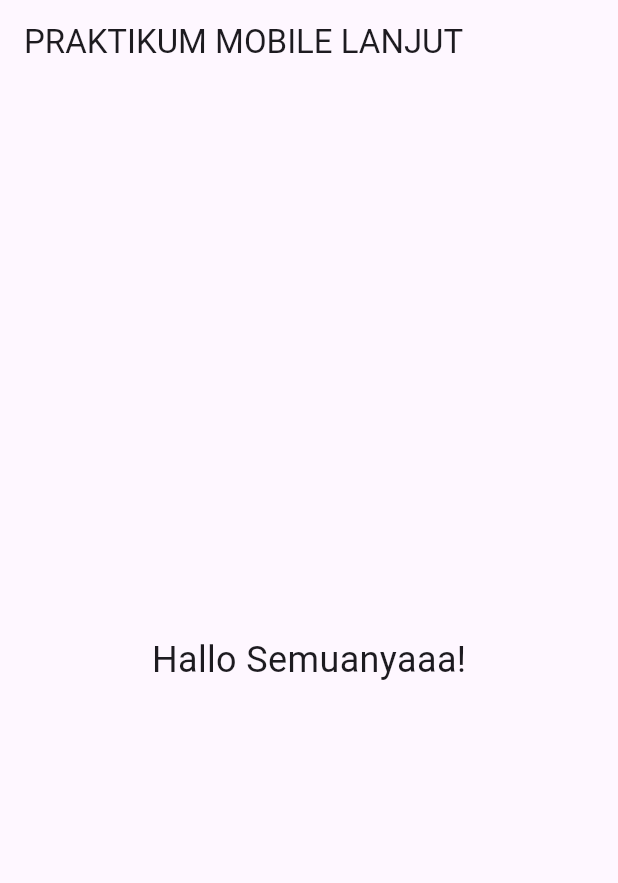
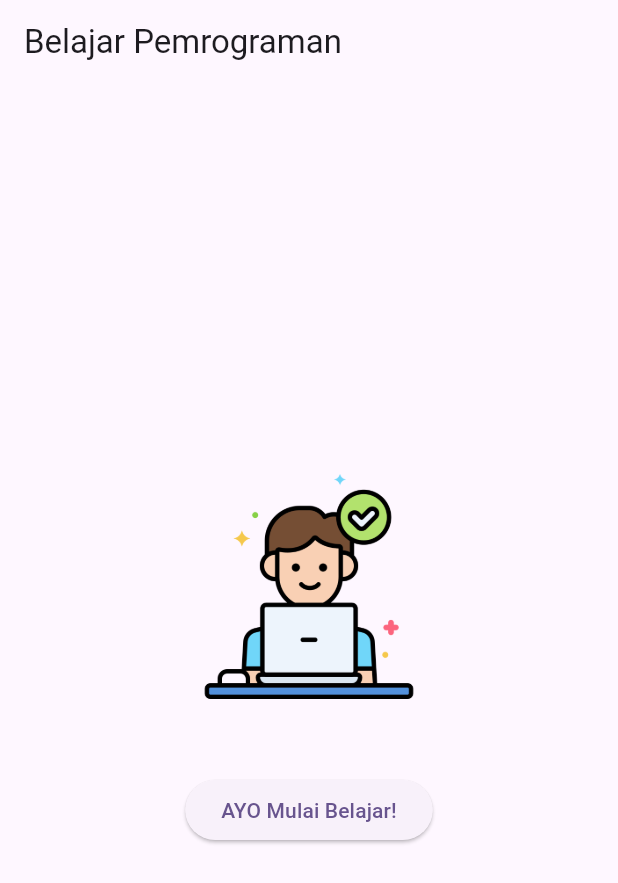
Before and after one commit to SuryaGymnastyar/prak-mobilelanjut-2417051011, a Flutter app: the screen it shows after launch, on a phone screen of 412 x 824 dp. Shown: the top 883 px of the screen. Run offline on Flutter 3.47's test engine with Material 3 defaults, Android fonts, the light colour scheme and no system bars.

Commit message:
Pertemuan 3: First Widget

```diff
--- /dev/null
+++ b/lib/first_widget.dart
@@ -0,0 +1,31 @@
+import 'package:flutter/material.dart';
+
+class FirstWidget extends StatelessWidget {
+  const FirstWidget({super.key});
+
+  @override
+  Widget build(BuildContext context) {
+    return Scaffold(
+      appBar: AppBar(
+        title: const Text('Belajar Pemrograman'),
+      ), // AppBar
+      body: Center(
+        child: Column(
+          mainAxisAlignment: MainAxisAlignment.center,
+          children: [
+            Image.asset(
+              'assets/images/IT.png',
+              width: 150,
+              height: 150,
+            ), // Image.asset
+            const SizedBox(height: 50),
+            ElevatedButton(
+              onPressed: () {},
+              child: const Text('AYO Mulai Belajar!'),
+            ), // ElevatedButton
+          ],
+        ), // Column
+      ), // Center
+    ); // Scaffold
+  }
+}
--- a/lib/main.dart
+++ b/lib/main.dart
@@ -1,4 +1,7 @@
 import 'package:flutter/material.dart';
+// import 'column_widget.dart';
+// import 'row_widget.dart';
+import 'first_widget.dart';
 
 void main() {
   runApp(const MyApp());
@@ -10,21 +13,14 @@ class MyApp extends StatelessWidget {
   @override
   Widget build(BuildContext context) {
     return MaterialApp(
-      title: 'Flutter Demo',
+      title: 'Praktikum Mobile Lanjut',
       theme: ThemeData(
-        colorScheme: .fromSeed(
-          seedColor: Colors.deepPurple),
-      ),
-      home: Scaffold(
-        appBar: AppBar(
-          title: const Text('PRAKTIKUM MOBILE LANJUT'),
-        ),
-        body: const Center(
-          child: Text('Hallo Semuanyaaa!',
-          style: TextStyle(fontSize: 24),
-          ),
-        ),
-      ),
-    );
+        colorScheme: ColorScheme.fromSeed(
+          seedColor: Colors.deepPurple,
+        ), // ColorScheme.fromSeed
+        useMaterial3: true,
+      ), // ThemeData
+      home: const FirstWidget(),
+    ); // MaterialApp
   }
 }
--- a/pubspec.yaml
+++ b/pubspec.yaml
@@ -56,6 +56,8 @@ flutter:
   # included with your application, so that you can use the icons in
   # the material Icons class.
   uses-material-design: true
+  assets:
+    - assets/images/IT.png
 
   # To add assets to your application, add an assets section, like this:
   # assets:
```
Also changed, not shown: lib/column_widget.dart (added, +22 -0 lines), lib/row_widget.dart (added, +22 -0 lines), assets/images/IT.png (added).
